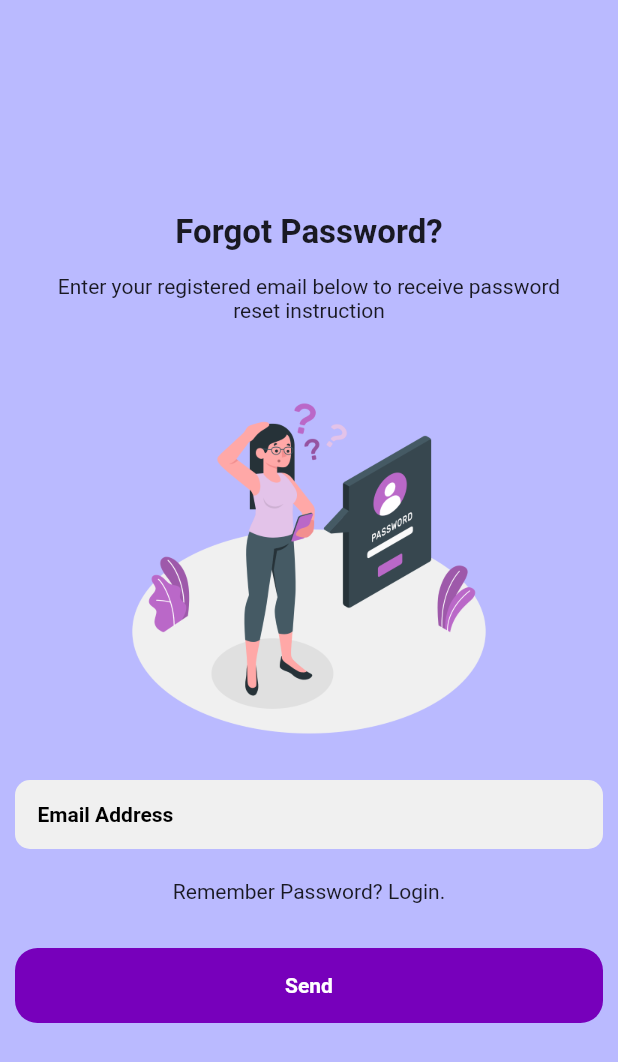
After one commit to Williamtobs/result_dashboard, a Flutter app: the ForgotPassword screen opened directly, on a phone screen of 412 x 824 dp. The commit adds this screen. Shown: the top 1062 px of the screen. Run offline on Flutter 3.47's test engine with Material 2 defaults, Android fonts, the phone set to English and light mode, and no system bars; our stand-ins replace cloud_firestore, date_field, firebase_auth, firebase_core, flutter_riverpod, pdf and 3 more; accounts and stored records are empty.

Commit message:
Forgot password auth, and screens added

```diff
--- /dev/null
+++ b/lib/screen/auth/forgot_password/forgot_password.dart
@@ -0,0 +1,110 @@
+import 'package:flutter/material.dart';
+import 'package:flutter_riverpod/flutter_riverpod.dart';
+
+import '../../../provider/auth_provider.dart';
+import '../../widget/button.dart';
+import '../../widget/formfield.dart';
+import 'email_sent.dart';
+
+class ForgotPassword extends ConsumerStatefulWidget {
+  const ForgotPassword({Key? key}) : super(key: key);
+
+  @override
+  ConsumerState<ForgotPassword> createState() => _ForgotPasswordState();
+}
+
+class _ForgotPasswordState extends ConsumerState<ForgotPassword> {
+  final TextEditingController _emailController = TextEditingController();
+
+  final _formKey = GlobalKey<FormState>();
+
+  bool load = false;
+
+  @override
+  Widget build(BuildContext context) {
+    final model = ref.watch(authRepositoryProvider);
+
+    loading() {
+      setState(() {
+        load = !load;
+      });
+    }
+
+    sendEmail() async {
+      if (!_formKey.currentState!.validate()) {
+        return;
+      }
+      loading();
+      await model
+          .sendPasswordInfo(email: _emailController.text, context: context)
+          .then((value) => loading());
+    }
+
+    return Form(
+      key: _formKey,
+      child: Scaffold(
+        backgroundColor: const Color.fromRGBO(186, 186, 255, 1),
+        body: Padding(
+          padding: const EdgeInsets.all(10.0),
+          child: Center(
+            child: SingleChildScrollView(
+              physics: const BouncingScrollPhysics(),
+              child: Column(
+                mainAxisAlignment: MainAxisAlignment.center,
+                children: [
+                  const Text('Forgot Password?',
+                      style:
+                          TextStyle(fontSize: 22, fontWeight: FontWeight.w700)),
+                  const Padding(
+                    padding: EdgeInsets.all(15.0),
+                    child: Text(
+                        'Enter your registered email below to receive '
+                        'password reset instruction',
+                        textAlign: TextAlign.center,
+                        style: TextStyle(fontSize: 14)),
+                  ),
+                  const SizedBox(height: 20),
+                  Image.asset(
+                    'assets/forgot_password.png',
+                    height: 250,
+                  ),
+                  const SizedBox(height: 20),
+                  CardinFormField(
+                    hintText: 'Email Address',
+                    controller: _emailController,
+                    keyboardType: TextInputType.emailAddress,
+                    obscureText: false,
+                    isPassword: false,
+                    validator: (value) {
+                      if (value!.isEmpty) {
+                        return 'field cannot be empty';
+                      }
+                      return null;
+                    },
+                  ),
+                  const SizedBox(height: 20),
+                  InkWell(
+                    onTap: () {
+                      Navigator.pop(context);
+                    },
+                    child: const Text('Remember Password? Login.',
+                        style: TextStyle(fontSize: 14)),
+                  ),
+                  const SizedBox(height: 30),
+                  FunctioningButton(
+                    text: 'Send',
+                    load: load,
+                    action: () {
+                      sendEmail();
+                      //login();
+                    },
+                  ),
+                ],
+              ),
+            ),
+          ),
+        ),
+      ),
+    );
+  }
+}
--- a/lib/screen/home/dashboard.dart
+++ b/lib/screen/home/dashboard.dart
@@ -93,7 +93,7 @@ class Dashboard extends ConsumerWidget {
                     ),
                     const SizedBox(height: 10),
                     Text(
-                      '$matric',
+                      'Matric No: $matric',
                       style: const TextStyle(
                           fontSize: 14, fontWeight: FontWeight.w500),
                     ),
--- a/lib/screen/home/drawer/side_drawer.dart
+++ b/lib/screen/home/drawer/side_drawer.dart
@@ -41,7 +41,7 @@ class _DrawersState extends State<Drawers> {
           crossAxisAlignment: CrossAxisAlignment.center,
           children: [
             Padding(
-              padding: const EdgeInsets.only(left: 10.0, right: 10),
+              padding: const EdgeInsets.only(left: 20.0, right: 20),
               child: FunctioningButton(
                 text: 'Log out',
                 action: () {
--- a/lib/screen/home/result/result_screen.dart
+++ b/lib/screen/home/result/result_screen.dart
@@ -87,7 +87,7 @@ class _ResultScreenState extends State<ResultScreen> {
                   );
                 }
                 else{
-                  final data = snapshot.data![widget.examType];
+                  var data = snapshot.data![widget.examType];
                   return Screenshot(
                     controller: screenshotController,
                     child: Column(
```
Also changed, not shown: lib/repository/auth_repository.dart (+38 -1 lines), lib/screen/auth/forgot_password/email_sent.dart (added, +67 -0 lines), lib/screen/auth/login/login.dart (+16 -7 lines), assets/forgot_password.png (added), assets/mail_sent.png (added).
